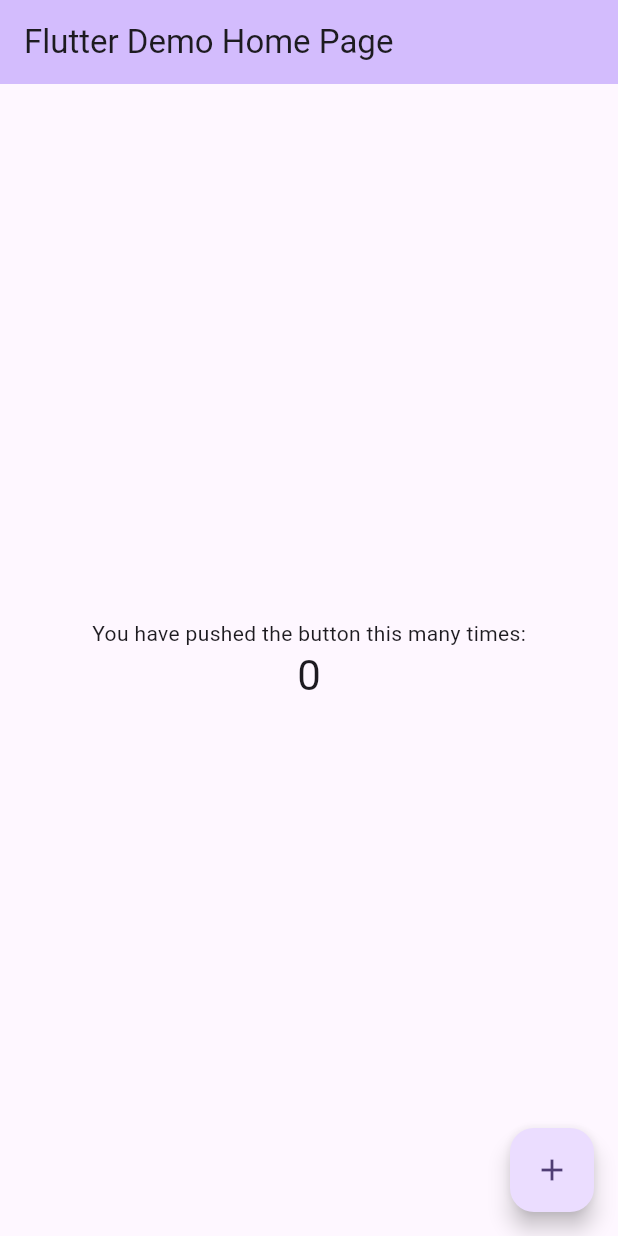
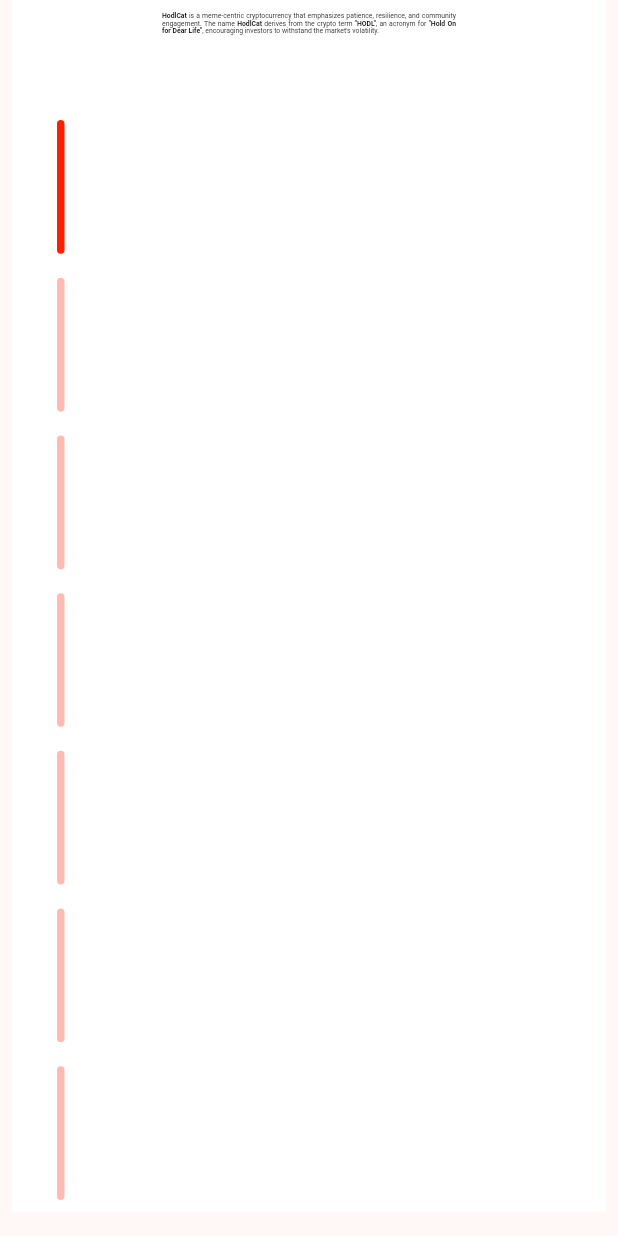
Before and after one commit to LakshithWithana/lapepenew, a Flutter app: the screen it shows after launch, on a phone screen of 412 x 824 dp. Run offline on Flutter 3.47's test engine with Material 2 defaults, Android fonts, the phone set to English and light mode, and no system bars; our stand-ins replace flutter_screenutil, google_fonts.

Commit message:
basic sliding added

```diff
--- /dev/null
+++ b/lib/desktop_home.dart
@@ -0,0 +1,351 @@
+import 'package:flutter/material.dart';
+import 'package:flutter_screenutil/flutter_screenutil.dart';
+import 'package:lapepenew/shared/colors.dart';
+import 'package:lapepenew/shared/custom_text.dart';
+
+class DesktopHome extends StatefulWidget {
+  const DesktopHome({super.key, required this.appBarHeight});
+  final double appBarHeight;
+
+  @override
+  State<DesktopHome> createState() => _DesktopHomeState();
+}
+
+class _DesktopHomeState extends State<DesktopHome> {
+  PageController pageController = PageController();
+  int pageIndex = 0;
+
+  @override
+  Widget build(BuildContext context) {
+    double leftBarHeight =
+        MediaQuery.of(context).size.height - widget.appBarHeight - 32;
+
+    return Padding(
+      padding: const EdgeInsets.fromLTRB(8.0, 0, 8.0, 16),
+      child: Stack(
+        // mainAxisAlignment: MainAxisAlignment.start,
+        children: [
+          // Expanded(
+          //   flex: 1,
+          //   child: SizedBox(
+          //     height: MediaQuery.of(context).size.height,
+          //   ),
+          // ),
+          Container(
+            color: white,
+            // decoration: BoxDecoration(
+            //     border: Border.all(color: mainColor), color: white),
+            height: MediaQuery.of(context).size.height,
+            child: Padding(
+              padding:
+                  const EdgeInsets.symmetric(horizontal: 100.0, vertical: 8.0),
+              child: PageView(
+                scrollDirection: Axis.vertical,
+                pageSnapping: true,
+                controller: pageController,
+                onPageChanged: (index) {
+                  setState(() {
+                    pageIndex = index;
+                  });
+                  print(pageIndex);
+                },
+                children: [
+                  AnimatedOpacity(
+                    opacity: pageIndex == 0 ? 1 : 0,
+                    duration: const Duration(milliseconds: 800),
+                    child: Column(
+                      crossAxisAlignment: CrossAxisAlignment.start,
+                      children: [
+                        // SizedBox(
+                        //   width: 300.0.w,
+                        //   child: Image.asset("assets/images/logo_cat.png"),
+                        // ),
+                        RichText(
+                          textAlign: TextAlign.justify,
+                          text: TextSpan(
+                            // Note: Styles for TextSpans must be explicitly defined.
+                            // Child text spans will inherit styles from parent
+                            style: TextStyle(
+                              fontSize: 16.0.sp,
+                              color: Colors.black,
+                            ),
+                            children: const <TextSpan>[
+                              TextSpan(
+                                  text: 'HodlCat',
+                                  style:
+                                      TextStyle(fontWeight: FontWeight.bold)),
+                              TextSpan(
+                                  text:
+                                      ' is a meme-centric cryptocurrency that emphasizes patience, resilience, and community engagement. The name '),
+                              TextSpan(
+                                  text: 'HodlCat',
+                                  style:
+                                      TextStyle(fontWeight: FontWeight.bold)),
+                              TextSpan(text: ' derives from the crypto term '),
+                              TextSpan(
+                                  text: '"HODL"',
+                                  style:
+                                      TextStyle(fontWeight: FontWeight.bold)),
+                              TextSpan(text: ', an acronym for '),
+                              TextSpan(
+                                  text: '"Hold On for Dear Life"',
+                                  style:
+                                      TextStyle(fontWeight: FontWeight.bold)),
+                              TextSpan(
+                                  text:
+                                      ', encouraging investors to withstand the market\'s volatility.'),
+                            ],
+                          ),
+                        ),
+                      ],
+                    ),
+                  ),
+                  AnimatedOpacity(
+                    opacity: pageIndex == 1 ? 1 : 0,
+                    duration: const Duration(milliseconds: 800),
+                    child: Column(
+                      crossAxisAlignment: CrossAxisAlignment.start,
+                      children: [
+                        CustomText(
+                          text:
+                              'HodlCat incorporates a 3% tax on each transaction:\n\n🔸 1% allocated to the marketing wallet.\n🔸 2% converted into BNB and stored in the contract. This pool is distributed proportionally to HodlCat holders weekly, rewarding the most dedicated investors.',
+                          fontSize: 16.0.sp,
+                          textAlignment: TextAlign.justify,
+                        ),
+                      ],
+                    ),
+                  ),
+                  AnimatedOpacity(
+                    opacity: pageIndex == 2 ? 1 : 0,
+                    duration: const Duration(milliseconds: 800),
+                    child: Column(
+                      children: [
+                        CustomText(
+                          text:
+                              'Community engagement is at the heart of HodlCat. We host regular events like contests and collaborations, fostering a vibrant and supportive environment.',
+                          fontSize: 16.0.sp,
+                          textAlignment: TextAlign.justify,
+                        ),
+                      ],
+                    ),
+                  ),
+                  AnimatedOpacity(
+                    opacity: pageIndex == 3 ? 1 : 0,
+                    duration: const Duration(milliseconds: 800),
+                    child: CustomText(
+                      text:
+                          'Q3 2023: Scratching the Surface\n\nLaunch on PinkSale\nEstablish community on social platforms\nList on CoinMarketCap and CoinGecko\nTrend on Dextools and Dexview\n\nQ4 2023: Whiskers in the Wind\n\nRamp up marketing initiatives\nHost meme contests\nCelebrate community growth milestones\n\nQ1 2024: Feline Momentum\n\nMaintain momentum with innovative marketing\nFoster community culture\nHost "HodlCat Day"\n\nQ2 2024: Cat-astrophic Success\n\nCelebrate HodlCat\'s first anniversary\nShare progress report\nShare vision for HodlCat\'s future',
+                      fontSize: 16.0.sp,
+                      textAlignment: TextAlign.justify,
+                    ),
+                  ),
+                  AnimatedOpacity(
+                    opacity: pageIndex == 4 ? 1 : 0,
+                    duration: const Duration(milliseconds: 800),
+                    child: Column(
+                      children: [
+                        CustomText(
+                          text:
+                              'HodlCat is committed to providing a secure platform for all its holders. We\'ll undergo audits, lock our liquidity pool, and provide clear communication regarding our tokenomics, roadmap, and updates.',
+                          fontSize: 16.0.sp,
+                          textAlignment: TextAlign.justify,
+                        ),
+                      ],
+                    ),
+                  ),
+                  AnimatedOpacity(
+                    opacity: pageIndex == 5 ? 1 : 0,
+                    duration: const Duration(milliseconds: 800),
+                    child: Column(
+                      children: [
+                        CustomText(
+                          text:
+                              'Creating and investing in a new cryptocurrency involves considerable risks. HodlCat encourages all prospective and current holders to seek advice from financial advisors and conduct their own research.',
+                          fontSize: 16.0.sp,
+                          textAlignment: TextAlign.justify,
+                        ),
+                      ],
+                    ),
+                  ),
+                  AnimatedOpacity(
+                    opacity: pageIndex == 6 ? 1 : 0,
+                    duration: const Duration(milliseconds: 800),
+                    child: Column(
+                      children: [
+                        CustomText(
+                          text:
+                              'HodlCat aims to blend fun and financial awareness in the crypto world, celebrating meme culture. Join us on this exciting journey!',
+                          fontSize: 16.0.sp,
+                          textAlignment: TextAlign.justify,
+                        ),
+                      ],
+                    ),
+                  ),
+                ],
+              ),
+            ),
+          ),
+          Positioned(
+            left: 16.0,
+            child: SizedBox(
+              height: leftBarHeight + 72,
+              // color: mainColor.withOpacity(0.1),
+              child: Column(
+                children: [
+                  SizedBox(height: widget.appBarHeight + 16.0),
+                  Padding(
+                    padding: const EdgeInsets.symmetric(
+                        vertical: 8.0, horizontal: 14.0),
+                    child: InkWell(
+                      onTap: () {
+                        pageController.animateToPage(0,
+                            duration: const Duration(milliseconds: 1000),
+                            curve: Curves.easeOutSine);
+                      },
+                      child: Container(
+                        decoration: BoxDecoration(
+                          borderRadius: BorderRadius.circular(5.0),
+                          color: pageIndex == 0
+                              ? mainColor
+                              : mainColor.withOpacity(0.3),
+                        ),
+                        width: 5.0,
+                        height: leftBarHeight / 7 - 16,
+                      ),
+                    ),
+                  ),
+                  Padding(
+                    padding: const EdgeInsets.symmetric(
+                        vertical: 8.0, horizontal: 14.0),
+                    child: InkWell(
+                      onTap: () {
+                        pageController.animateToPage(1,
+                            duration: const Duration(milliseconds: 1000),
+                            curve: Curves.easeOutSine);
+                      },
+                      child: Container(
+                        decoration: BoxDecoration(
+                          borderRadius: BorderRadius.circular(5.0),
+                          color: pageIndex == 1
+                              ? mainColor
+                              : mainColor.withOpacity(0.3),
+                        ),
+                        width: 5.0,
+                        height: leftBarHeight / 7 - 16,
+                      ),
+                    ),
+                  ),
+                  Padding(
+                    padding: const EdgeInsets.symmetric(
+                        vertical: 8.0, horizontal: 14.0),
+                    child: InkWell(
+                      onTap: () {
+                        pageController.animateToPage(2,
+                            duration: const Duration(milliseconds: 1000),
+                            curve: Curves.easeOutSine);
+                      },
+                      child: Container(
+                        decoration: BoxDecoration(
+                          borderRadius: BorderRadius.circular(5.0),
+                          color: pageIndex == 2
+                              ? mainColor
+                              : mainColor.withOpacity(0.3),
+                        ),
+                        width: 5.0,
+                        height: leftBarHeight / 7 - 16,
+                      ),
+                    ),
+                  ),
+                  Padding(
+                    padding: const EdgeInsets.symmetric(
+                        vertical: 8.0, horizontal: 14.0),
+                    child: InkWell(
+                      onTap: () {
+                        pageController.animateToPage(3,
+                            duration: const Duration(milliseconds: 1000),
+                            curve: Curves.easeOutSine);
+                      },
+                      child: Container(
+                        decoration: BoxDecoration(
+                          borderRadius: BorderRadius.circular(5.0),
+                          color: pageIndex == 3
+                              ? mainColor
+                              : mainColor.withOpacity(0.3),
+                        ),
+                        width: 5.0,
+                        height: leftBarHeight / 7 - 16,
+                      ),
+                    ),
+                  ),
+                  Padding(
+                    padding: const EdgeInsets.symmetric(
+                        vertical: 8.0, horizontal: 14.0),
+                    child: InkWell(
+                      onTap: () {
+                        pageController.animateToPage(4,
+                            duration: const Duration(milliseconds: 1000),
+                            curve: Curves.easeOutSine);
+                      },
+                      child: Container(
+                        decoration: BoxDecoration(
+                          borderRadius: BorderRadius.circular(5.0),
+                          color: pageIndex == 4
+                              ? mainColor
+                              : mainColor.withOpacity(0.3),
+                        ),
+                        width: 5.0,
+                        height: leftBarHeight / 7 - 16,
+                      ),
+                    ),
+                  ),
+                  Padding(
+                    padding: const EdgeInsets.symmetric(
+                        vertical: 8.0, horizontal: 14.0),
+                    child: InkWell(
+                      onTap: () {
+                        pageController.animateToPage(5,
+                            duration: const Duration(milliseconds: 1000),
+                            curve: Curves.easeOutSine);
+                      },
+                      child: Container(
+                        decoration: BoxDecoration(
+                          borderRadius: BorderRadius.circular(5.0),
+                          color: pageIndex == 5
+                              ? mainColor
+                              : mainColor.withOpacity(0.3),
+                        ),
+                        width: 5.0,
+                        height: leftBarHeight / 7 - 16,
+                      ),
+                    ),
+                  ),
+                  Padding(
+                    padding: const EdgeInsets.symmetric(
+                        vertical: 8.0, horizontal: 14.0),
+                    child: InkWell(
+                      onTap: () {
+                        pageController.animateToPage(6,
+                            duration: const Duration(milliseconds: 1000),
+                            curve: Curves.easeOutSine);
+                      },
+                      child: Container(
+                        decoration: BoxDecoration(
+                          borderRadius: BorderRadius.circular(5.0),
+                          color: pageIndex == 6
+                              ? mainColor
+                              : mainColor.withOpacity(0.3),
+                        ),
+                        width: 5.0,
+                        height: leftBarHeight / 7 - 16,
+                      ),
+                    ),
+                  ),
+                ],
+              ),
+            ),
+          ),
+        ],
+      ),
+    );
+  }
+}
--- /dev/null
+++ b/lib/home_page.dart
@@ -0,0 +1,24 @@
+import 'package:flutter/material.dart';
+import 'package:lapepenew/desktop_home.dart';
+
+class HomePage extends StatefulWidget {
+  const HomePage({super.key});
+
+  @override
+  State<HomePage> createState() => _HomePageState();
+}
+
+class _HomePageState extends State<HomePage> {
+  @override
+  Widget build(BuildContext context) {
+    AppBar appBar = AppBar(
+      backgroundColor: Colors.transparent,
+    );
+
+    return Scaffold(
+      extendBodyBehindAppBar: true,
+      appBar: appBar,
+      body: DesktopHome(appBarHeight: appBar.preferredSize.height),
+    );
+  }
+}
--- a/lib/main.dart
+++ b/lib/main.dart
@@ -1,4 +1,8 @@
 import 'package:flutter/material.dart';
+import 'package:flutter_screenutil/flutter_screenutil.dart';
+import 'package:google_fonts/google_fonts.dart';
+import 'package:lapepenew/home_page.dart';
+import 'package:lapepenew/shared/colors.dart';
 
 void main() {
   runApp(const MyApp());
@@ -7,119 +11,23 @@ void main() {
 class MyApp extends StatelessWidget {
   const MyApp({super.key});
 
-  // This widget is the root of your application.
   @override
   Widget build(BuildContext context) {
-    return MaterialApp(
-      title: 'Flutter Demo',
-      theme: ThemeData(
-        // This is the theme of your application.
-        //
-        // TRY THIS: Try running your application with "flutter run". You'll see
-        // the application has a blue toolbar. Then, without quitting the app,
-        // try changing the seedColor in the colorScheme below to Colors.green
-        // and then invoke "hot reload" (save your changes or press the "hot
-        // reload" button in a Flutter-supported IDE, or press "r" if you used
-        // the command line to start the app).
-        //
-        // Notice that the counter didn't reset back to zero; the application
-        // state is not lost during the reload. To reset the state, use hot
-        // restart instead.
-        //
-        // This works for code too, not just values: Most code changes can be
-        // tested with just a hot reload.
-        colorScheme: ColorScheme.fromSeed(seedColor: Colors.deepPurple),
-        useMaterial3: true,
-      ),
-      home: const MyHomePage(title: 'Flutter Demo Home Page'),
+    return ScreenUtilInit(
+      designSize: const Size(1440, 730),
+      minTextAdapt: true,
+      splitScreenMode: true,
+      builder: (context, child) {
+        return MaterialApp(
+          title: 'La Pepe',
+          theme: ThemeData(
+            textTheme: GoogleFonts.pangolinTextTheme(),
+            colorScheme: ColorScheme.fromSeed(seedColor: mainColor),
+            useMaterial3: true,
+          ),
+          home: const HomePage(),
+        );
+      },
     );
   }
 }
-
-class MyHomePage extends StatefulWidget {
-  const MyHomePage({super.key, required this.title});
-
-  // This widget is the home page of your application. It is stateful, meaning
-  // that it has a State object (defined below) that contains fields that affect
-  // how it looks.
-
-  // This class is the configuration for the state. It holds the values (in this
-  // case the title) provided by the parent (in this case the App widget) and
-  // used by the build method of the State. Fields in a Widget subclass are
-  // always marked "final".
-
-  final String title;
-
-  @override
-  State<MyHomePage> createState() => _MyHomePageState();
-}
-
-class _MyHomePageState extends State<MyHomePage> {
-  int _counter = 0;
-
-  void _incrementCounter() {
-    setState(() {
-      // This call to setState tells the Flutter framework that something has
-      // changed in this State, which causes it to rerun the build method below
-      // so that the display can reflect the updated values. If we changed
-      // _counter without calling setState(), then the build method would not be
-      // called again, and so nothing would appear to happen.
-      _counter++;
-    });
-  }
-
-  @override
-  Widget build(BuildContext context) {
-    // This method is rerun every time setState is called, for instance as done
-    // by the _incrementCounter method above.
-    //
-    // The Flutter framework has been optimized to make rerunning build methods
-    // fast, so that you can just rebuild anything that needs updating rather
-    // than having to individually change instances of widgets.
-    return Scaffold(
-      appBar: AppBar(
-        // TRY THIS: Try changing the color here to a specific color (to
-        // Colors.amber, perhaps?) and trigger a hot reload to see the AppBar
-        // change color while the other colors stay the same.
-        backgroundColor: Theme.of(context).colorScheme.inversePrimary,
-        // Here we take the value from the MyHomePage object that was created by
-        // the App.build method, and use it to set our appbar title.
-        title: Text(widget.title),
-      ),
-      body: Center(
-        // Center is a layout widget. It takes a single child and positions it
-        // in the middle of the parent.
-        child: Column(
-          // Column is also a layout widget. It takes a list of children and
-          // arranges them vertically. By default, it sizes itself to fit its
-          // children horizontally, and tries to be as tall as its parent.
-          //
-          // Column has various properties to control how it sizes itself and
-          // how it positions its children. Here we use mainAxisAlignment to
-          // center the children vertically; the main axis here is the vertical
-          // axis because Columns are vertical (the cross axis would be
-          // horizontal).
-          //
-          // TRY THIS: Invoke "debug painting" (choose the "Toggle Debug Paint"
-          // action in the IDE, or press "p" in the console), to see the
-          // wireframe for each widget.
-          mainAxisAlignment: MainAxisAlignment.center,
-          children: <Widget>[
-            const Text(
-              'You have pushed the button this many times:',
-            ),
-            Text(
-              '$_counter',
-              style: Theme.of(context).textTheme.headlineMedium,
-            ),
-          ],
-        ),
-      ),
-      floatingActionButton: FloatingActionButton(
-        onPressed: _incrementCounter,
-        tooltip: 'Increment',
-        child: const Icon(Icons.add),
-      ), // This trailing comma makes auto-formatting nicer for build methods.
-    );
-  }
-}
--- /dev/null
+++ b/lib/shared/colors.dart
@@ -0,0 +1,7 @@
+import 'package:flutter/material.dart';
+
+const mainColor = Color(0xFFFF1E00);
+const secondaryColor = Color.fromARGB(255, 238, 123, 0);
+const yellow = Color(0xffFFFF42);
+const white = Color(0xffFFFFFF);
+const black = Color(0xff000000);
--- a/pubspec.yaml
+++ b/pubspec.yaml
@@ -35,6 +35,8 @@ dependencies:
   # The following adds the Cupertino Icons font to your application.
   # Use with the CupertinoIcons class for iOS style icons.
   cupertino_icons: ^1.0.2
+  flutter_screenutil: ^5.8.4
+  google_fonts: ^5.1.0
 
 dev_dependencies:
   flutter_test:
```
Also changed, not shown: lib/shared/custom_elevated_button.dart (added, +78 -0 lines), lib/shared/custom_elevated_button_mobile.dart (added, +78 -0 lines), lib/shared/custom_text.dart (added, +37 -0 lines), pubspec.lock.
